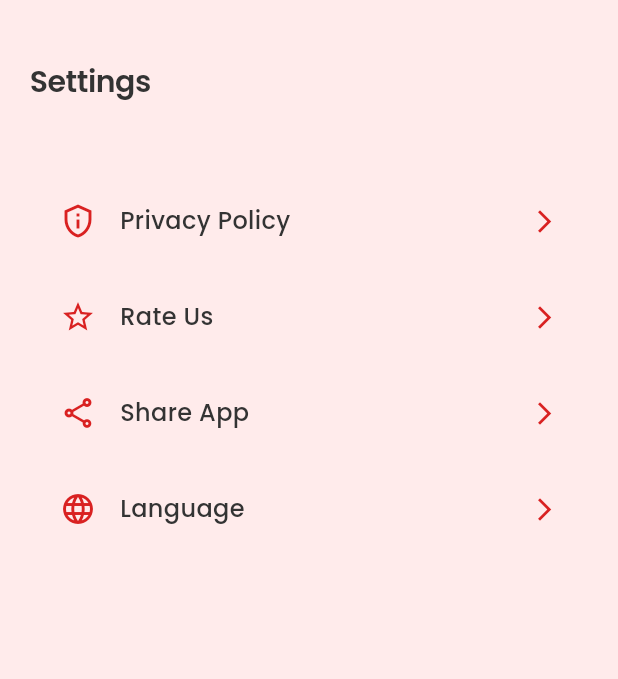
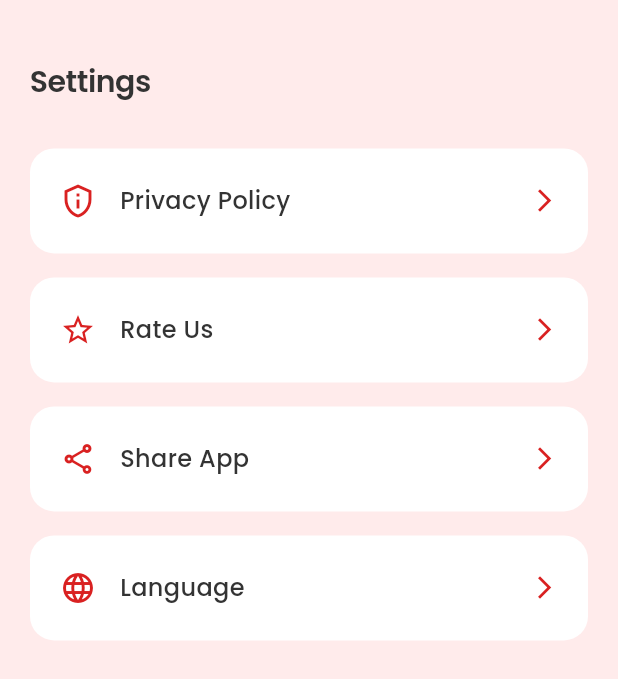
Before and after one commit to SuqenaSheikh/pdfreader, a Flutter app: the SettingsScreen screen opened directly, on a phone screen of 412 x 824 dp. Shown: the top 679 px of the screen. Run offline on Flutter 3.47's test engine with Material 3 defaults, Android fonts, the light colour scheme and no system bars; our stand-ins replace file_picker, flutter_svg, get, image_picker, permission_handler, printing and 2 more; missing offline and left inert: share_handler, syncfusion_flutter_core, syncfusion_flutter_pdf, syncfusion_flutter_pdfviewer; accounts and stored records are empty; project files that could hold a hidden picture were left out.

Commit message:
settings screen modified

```diff
--- a/lib/view/settings.dart
+++ b/lib/view/settings.dart
@@ -12,10 +12,9 @@ class SettingsScreen extends StatelessWidget {
     final colorScheme = Theme.of(context).colorScheme;
 
     return Scaffold(
-
       body: SafeArea(
         child: Padding(
-          padding:EdgeInsets.symmetric(horizontal: 20),
+          padding: EdgeInsets.symmetric(horizontal: 20),
           child: Column(
             children: [
               SizedBox(height: size.height * 0.05),
@@ -29,11 +28,9 @@ class SettingsScreen extends StatelessWidget {
                   ),
                 ],
               ),
-              const SizedBox(height: 8),
-             Expanded(
-                 child: Column(
+              Column(
                 children: [
-                 SizedBox(height: size.height * 0.05),
+                  SizedBox(height: size.height * 0.03),
                   _buildSettingsTile(
                     context,
                     icon: Icons.privacy_tip_outlined,
@@ -63,11 +60,11 @@ class SettingsScreen extends StatelessWidget {
                     icon: Icons.language_outlined,
                     title: 'Language',
                     onTap: () {
-                     Get.to(()=>SelectLanguageScreen());
+                      Get.to(() => SelectLanguageScreen());
                     },
                   ),
                 ],
-             ))
+              ),
             ],
           ),
         ),
@@ -75,26 +72,41 @@ class SettingsScreen extends StatelessWidget {
     );
   }
 
-  Widget _buildSettingsTile(BuildContext context,
-      {required IconData icon, required String title, required VoidCallback onTap}) {
+  Widget _buildSettingsTile(
+    BuildContext context, {
+    required IconData icon,
+    required String title,
+    required VoidCallback onTap,
+  }) {
     final textTheme = Theme.of(context).textTheme;
     final colorScheme = Theme.of(context).colorScheme;
 
-    return ListTile(
+    return Padding(
+      padding: const EdgeInsets.symmetric(vertical: 8),
+
+      child: Container(
+        decoration: BoxDecoration(
+          color: Theme.of(context).colorScheme.onSecondary,
+          borderRadius: BorderRadius.circular(16),
+
+        ),
+        child: ListTile(
           leading: Icon(icon, color: colorScheme.primary),
           title: Text(
             title,
-        style: textTheme.bodyMedium?.copyWith(
-          fontWeight: FontWeight.w500,
+            style: textTheme.bodyMedium?.copyWith(fontWeight: FontWeight.w500),
+          ),
+          trailing: Icon(
+            Icons.arrow_forward_ios,
+            size: 18,
+            color: colorScheme.primary,
+          ),
+          onTap: onTap,
+          contentPadding: const EdgeInsets.symmetric(horizontal: 20, vertical: 7),
+          shape: RoundedRectangleBorder(borderRadius: BorderRadius.circular(12)),
+          tileColor: Theme.of(context).scaffoldBackgroundColor,
         ),
       ),
-      trailing: Icon(Icons.arrow_forward_ios, size: 18, color: colorScheme.primary),
-      onTap: onTap,
-      contentPadding: const EdgeInsets.symmetric(horizontal: 20, vertical: 4),
-      shape: RoundedRectangleBorder(
-        borderRadius: BorderRadius.circular(12),
-      ),
-      tileColor: Theme.of(context).scaffoldBackgroundColor,
     );
   }
 }
```
Lines whose indentation alone changed are shown as unchanged.
